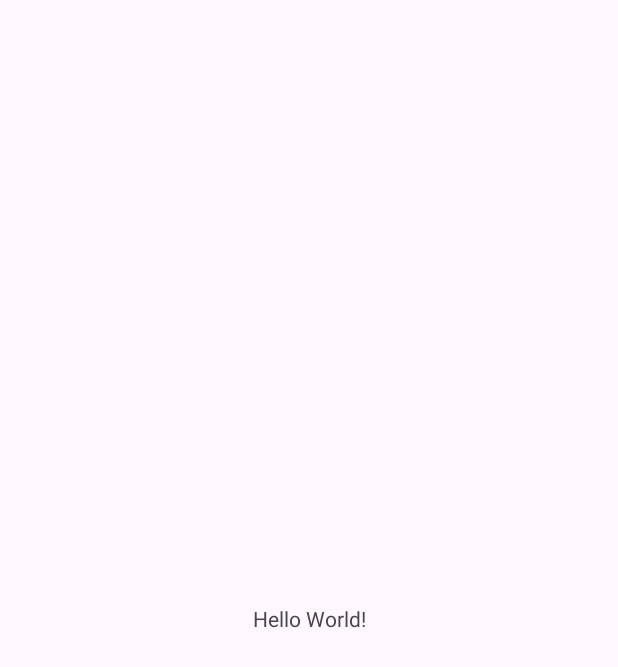
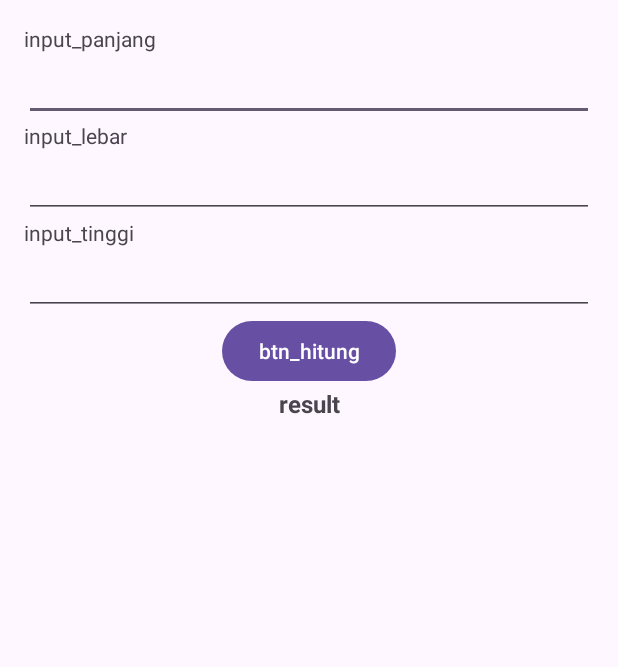
Before and after one commit to desy2412/PrakMobilePrograming, an Android app: the screen it shows after launch (MainActivity), on a phone screen of 412 x 824 dp. Before the commit the part shown is almost empty. Shown: the top 667 px of the screen. Run offline under Robolectric (Android 15) with nearby library versions, the phone set to English and light mode, and no system bars.

Commit message:
kalkulator sederhana

```diff
--- a/app/src/main/java/com/example/mobileprograming/MainActivity.kt
+++ b/app/src/main/java/com/example/mobileprograming/MainActivity.kt
@@ -2,10 +2,41 @@ package com.example.mobileprograming
 
 import androidx.appcompat.app.AppCompatActivity
 import android.os.Bundle
+import android.service.autofill.OnClickAction
+import android.view.ActionMode
+import android.view.View
+import android.widget.Button
+import android.widget.EditText
+import android.widget.TextView
 
-class MainActivity : AppCompatActivity() {
+class MainActivity : AppCompatActivity(), View.OnClickListener {
+    // deklarasi variable
+    private lateinit var input_panjang: EditText
+    private lateinit var input_lebar: EditText
+    private lateinit var input_tinggi: EditText
+    private lateinit var btn: Button
+    private lateinit var teks_hasil: TextView
     override fun onCreate(savedInstanceState: Bundle?) {
         super.onCreate(savedInstanceState)
         setContentView(R.layout.activity_main)
+
+        input_panjang = findViewById(R.id.edt_length)
+        input_lebar = findViewById(R.id.edt_width)
+        input_tinggi = findViewById(R.id.edt_height)
+        btn = findViewById(R.id.btn_result)
+        teks_hasil = findViewById(R.id.result)
+
+        btn.setOnClickListener (this)
     }
-}
+
+    override fun onClick(v: View?) {
+        if (v?.id==R.id.btn_result) {
+            val tinggi = input_tinggi.text.toString().trim()
+            val lebar = input_lebar.text.toString().trim()
+            val panjang = input_panjang.text.toString().trim()
+            val volume = panjang.toDouble()*tinggi.toDouble()*lebar.toDouble()
+            teks_hasil.text = volume.toString()
+            }
+
+        }
+    }
--- a/app/src/main/res/layout/activity_main.xml
+++ b/app/src/main/res/layout/activity_main.xml
@@ -1,18 +1,62 @@
 <?xml version="1.0" encoding="utf-8"?>
-<androidx.constraintlayout.widget.ConstraintLayout xmlns:android="http://schemas.android.com/apk/res/android"
+<LinearLayout
+    xmlns:android="http://schemas.android.com/apk/res/android"
+    xmlns:tools="http://schemas.android.com/tools"
     xmlns:app="http://schemas.android.com/apk/res-auto"
-    xmlns:tools="http://schemas.android.com/tools"
     android:layout_width="match_parent"
     android:layout_height="match_parent"
+    android:orientation="vertical"
+    android:padding="16dp"
     tools:context=".MainActivity">
 
     <TextView
         android:layout_width="wrap_content"
         android:layout_height="wrap_content"
-        android:text="Hello World!"
-        app:layout_constraintBottom_toBottomOf="parent"
-        app:layout_constraintEnd_toEndOf="parent"
-        app:layout_constraintStart_toStartOf="parent"
-        app:layout_constraintTop_toTopOf="parent" />
+        android:text="input_panjang"
+        />
+    <EditText
+        android:id="@+id/edt_length"
+        android:layout_width="match_parent"
+        android:layout_height="wrap_content"
+        android:inputType="numberDecimal"
+        android:lines="1"
+        />
+    <TextView
+        android:layout_width="wrap_content"
+        android:layout_height="wrap_content"
+        android:text="input_lebar"
+        />
+    <EditText
+        android:id="@+id/edt_width"
+        android:layout_width="match_parent"
+        android:layout_height="wrap_content"
+        android:inputType="numberDecimal"
+        android:lines="1" />
+    <TextView
+        android:layout_width="wrap_content"
+        android:layout_height="wrap_content"
+        android:text="input_tinggi"
+        />
+    <EditText
+        android:id="@+id/edt_height"
+        android:layout_width="match_parent"
+        android:layout_height="wrap_content"
+        android:inputType="numberDecimal"
+        android:lines="1" />
+    <Button
+        android:id="@+id/btn_result"
+        android:layout_width="wrap_content"
+        android:layout_height="wrap_content"
+        android:gravity="center"
+        android:layout_gravity="center"
+        android:text="btn_hitung" />
+    <TextView
+        android:id="@+id/result"
+        android:layout_width="match_parent"
+        android:layout_height="wrap_content"
+        android:text="result"
+        android:gravity="center"
+        android:textSize="16sp"
+        android:textStyle="bold" />
 
-</androidx.constraintlayout.widget.ConstraintLayout>
+</LinearLayout>
```
